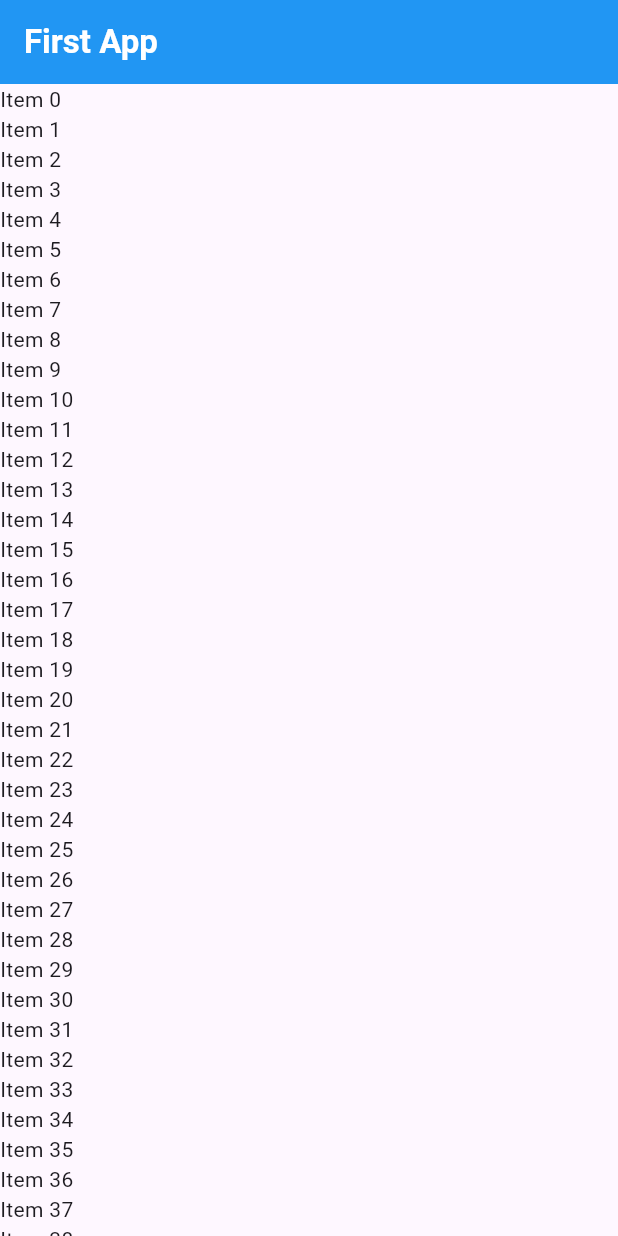
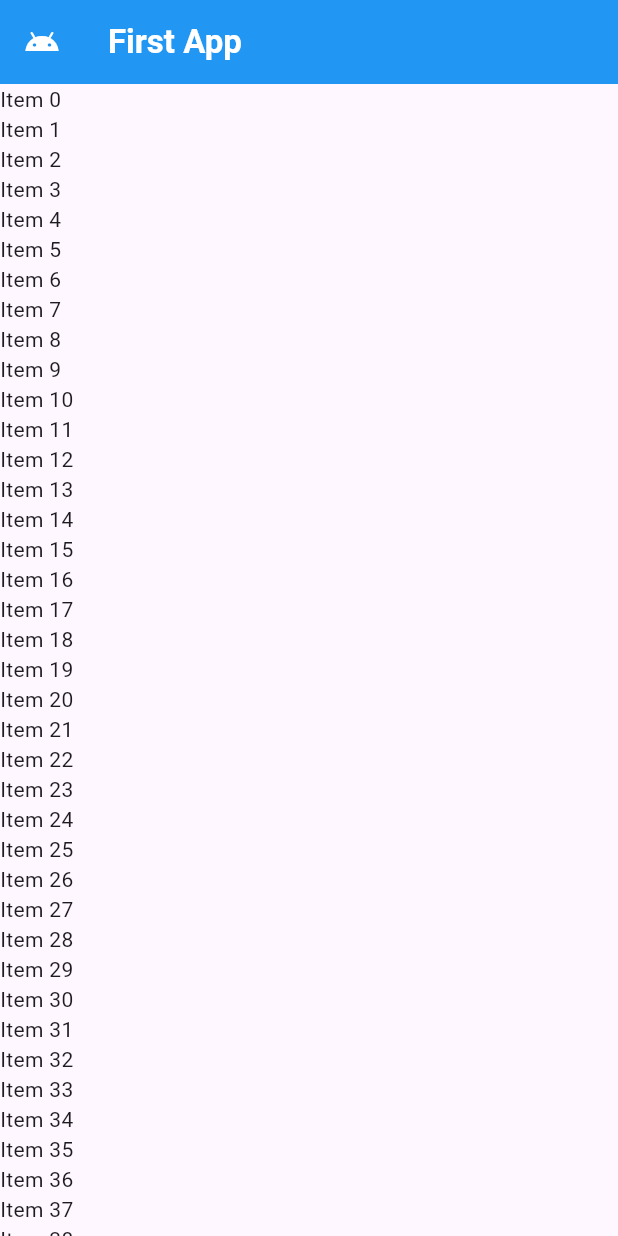
Before and after one commit to oughzal/DEVOAM_M208, a Flutter app: the screen it shows after launch, on a phone screen of 412 x 824 dp. Run offline on Flutter 3.47's test engine with Material 3 defaults, Android fonts, the phone set to English and light mode, and no system bars.

Commit message:
Intial Commit

```diff
--- a/lib/main.dart
+++ b/lib/main.dart
@@ -19,6 +19,11 @@ class _FirstAppState extends State<FirstApp> {
       title: "Title",
       home: Scaffold(
         appBar: AppBar(
+          leading: Icon(
+            Icons.android,
+            color: Colors.white,
+            opticalSize: 3.5,
+          ),
           title: Text(
             "First App",
             style: TextStyle(
```
